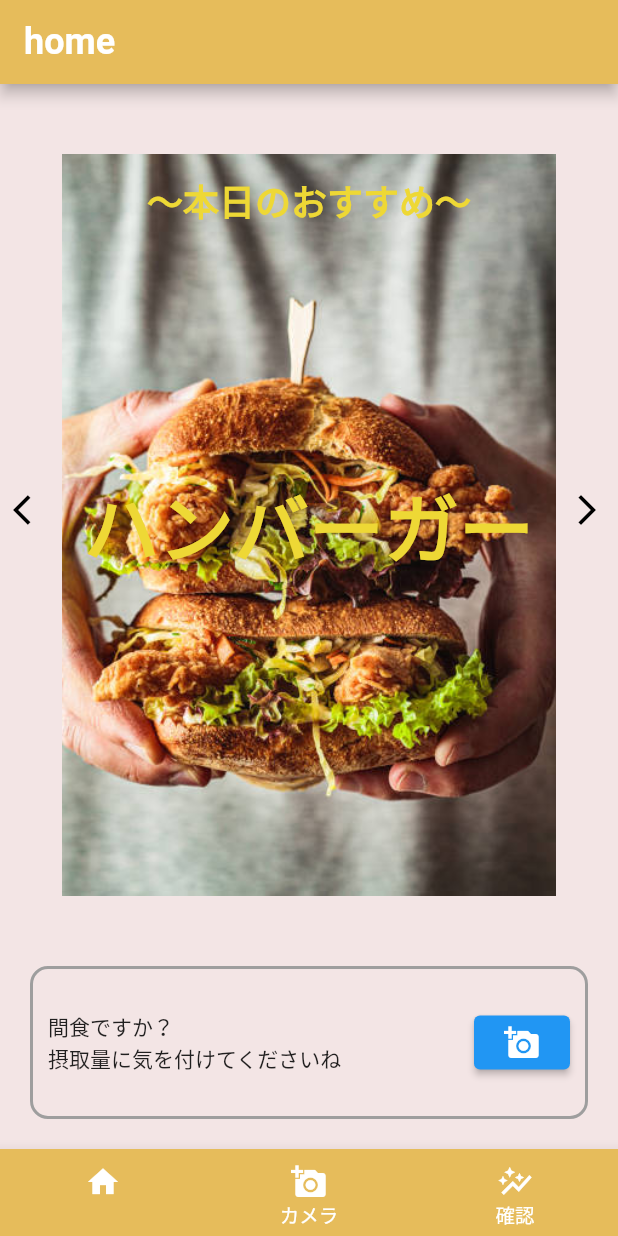
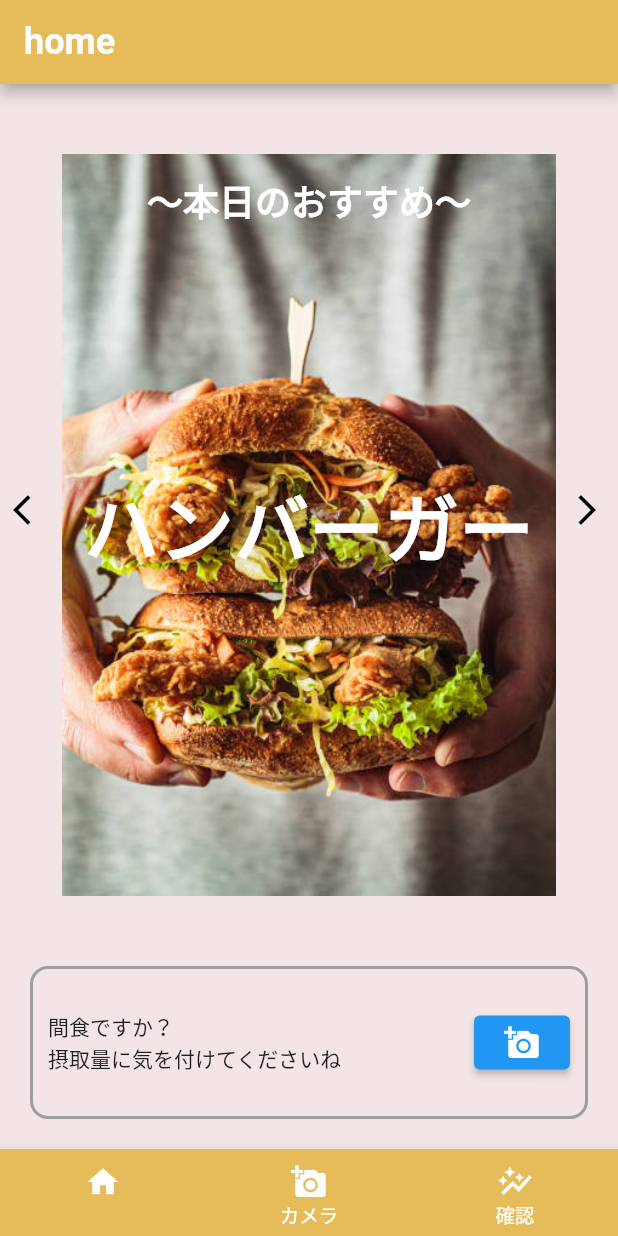
Before and after one commit to dahutos2/meal_health_verification, a Flutter app: the BasePage screen opened directly, after a tap on the "arrow forward ios" icon, on a phone screen of 412 x 824 dp. Run offline on Flutter 3.47's test engine with Material 2 defaults, Android fonts, the phone set to English and light mode, and no system bars; our stand-ins replace camera, fl_chart, hooks_riverpod, lottie, sqflite; missing offline and left inert: google_mlkit_object_detection; accounts and stored records are empty; generated files the repository leaves out were written again; project files that could hold a hidden picture were left out.

Commit message:
uehara ホームのデザインを変更

```diff
--- a/lib/share/colors.dart
+++ b/lib/share/colors.dart
@@ -43,8 +43,8 @@ class ColorsHome {
   const ColorsHome();
 
   Color get loadingBackground => const Color(0xFFAAAAAA);
-  Color get recommendImageTitle => const Color(0xFFEED835);
-  Color get recommendMealName => const Color(0xFFEED835);
+  Color get recommendImageTitle => const Color(0xFFFFFFFF);
+  Color get recommendMealName => const Color(0xFFFFFFFF);
 }
 
 class ColorsCamera {
```
